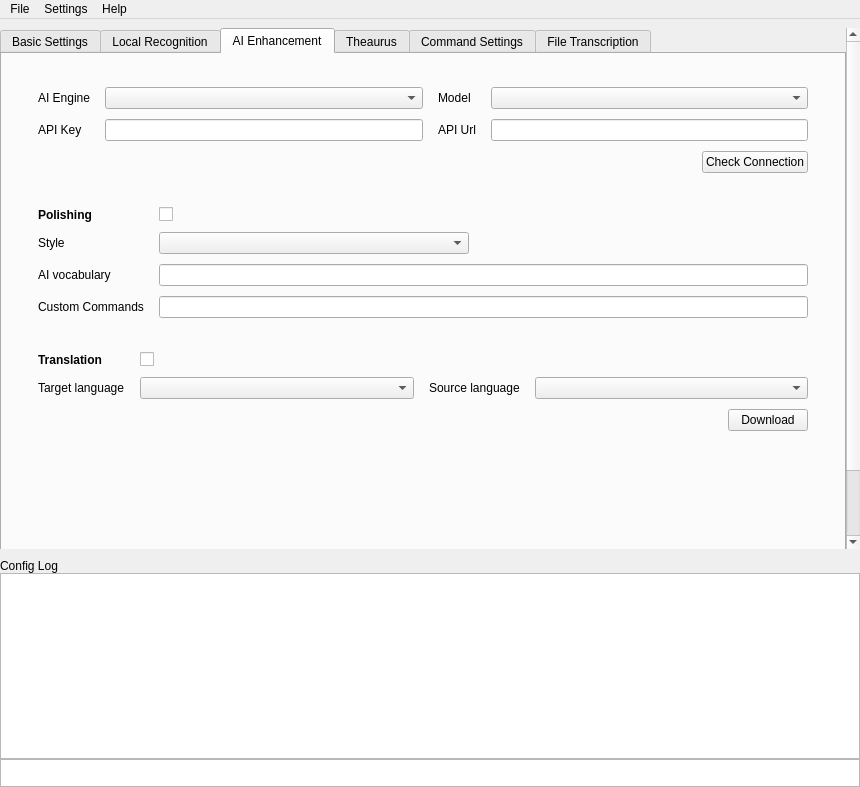
Before: the Qt Designer form src/app/MainWin.ui in Zeuear/IME_Audio, drawn with Qt 5.
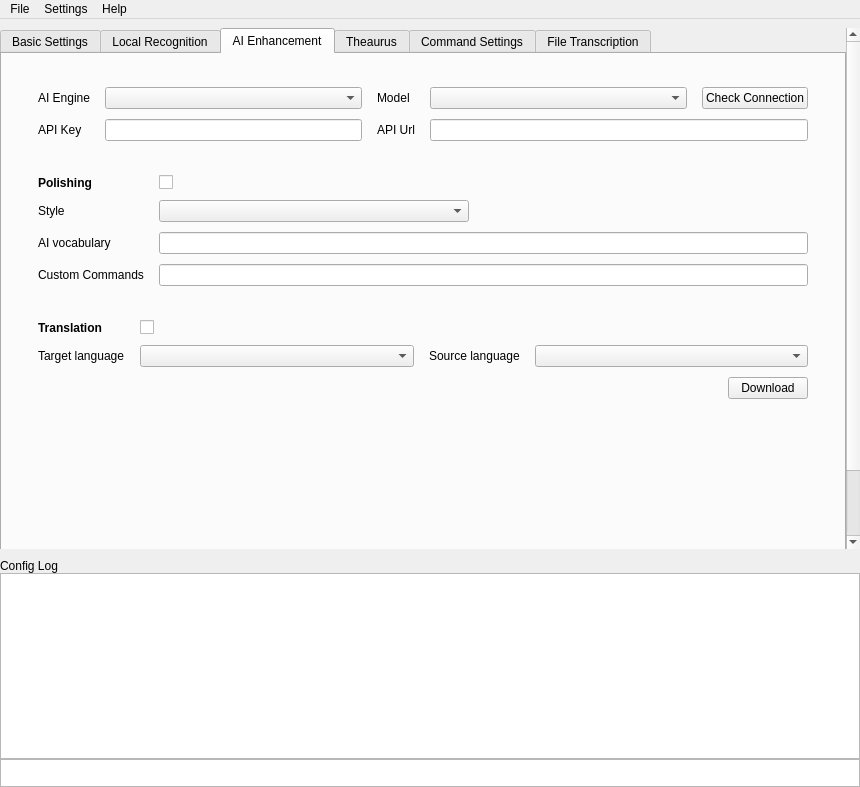
After: the same form once the commit is applied. The open tabs and pages were chosen to show the change. Icons and pictures are not drawn. Custom widgets are drawn as their Qt base class.

What changed in the file:
```diff
--- a/src/app/MainWin.ui
+++ b/src/app/MainWin.ui
@@ -841,7 +841,7 @@
               <property name="card" stdset="0">
                <bool>true</bool>
               </property>
-              <layout class="QGridLayout" name="ai_service_card_layout" columnstretch="0,1,0,1">
+              <layout class="QGridLayout" name="ai_service_card_layout" columnstretch="0,1,0,1,0">
                <property name="leftMargin">
                 <number>15</number>
                </property>
@@ -897,10 +897,10 @@
                  </property>
                 </widget>
                </item>
-               <item row="1" column="3">
+               <item row="1" column="3" colspan="2">
                 <widget class="QLineEdit" name="api_url_edit"/>
                </item>
-               <item row="2" column="3" alignment="Qt::AlignmentFlag::AlignRight|Qt::AlignmentFlag::AlignVCenter">
+               <item row="0" column="4">
                 <widget class="QPushButton" name="check_connection_btn">
                  <property name="text">
                   <string>Check Connection</string>
```
